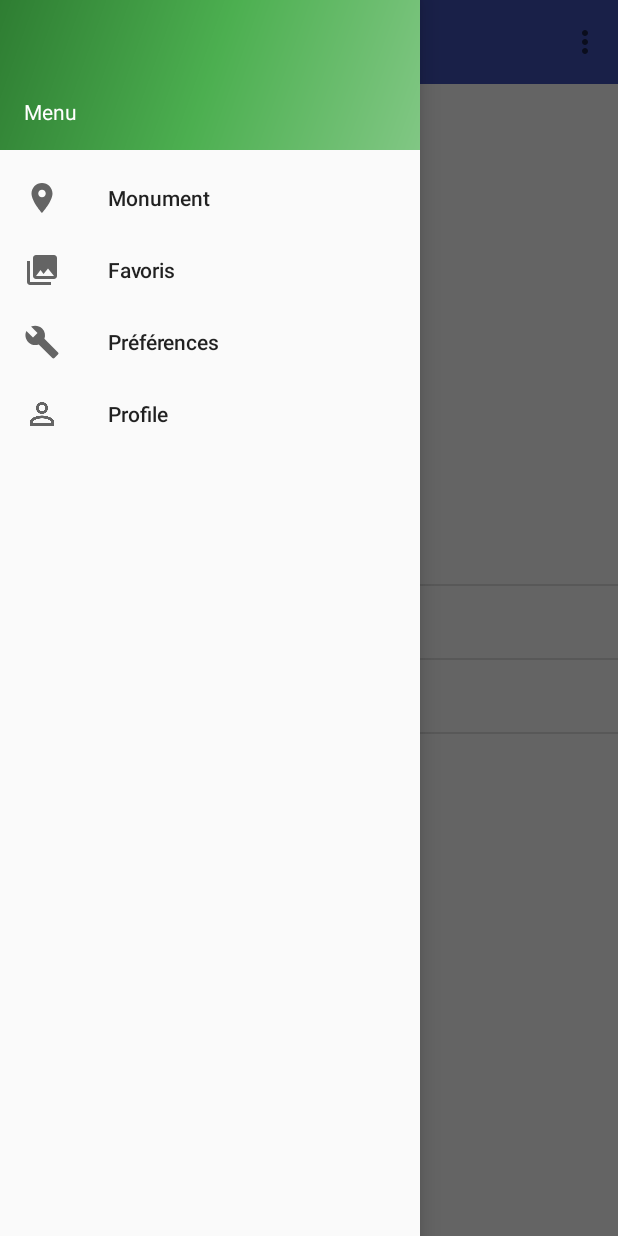
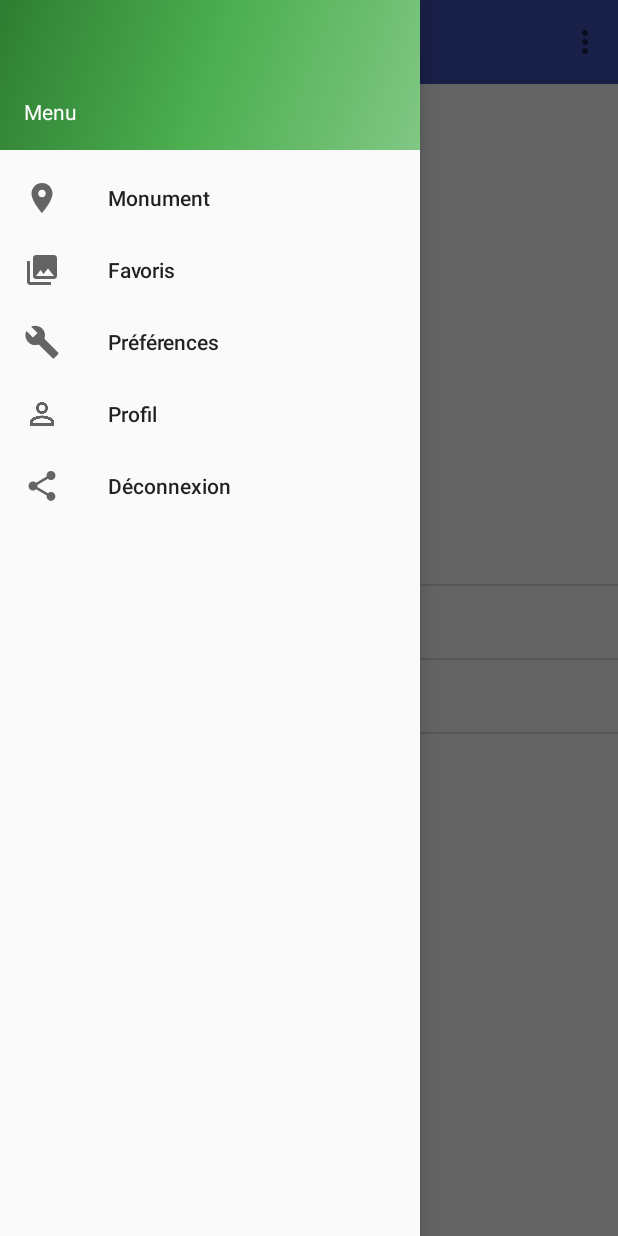
Before and after one commit to TravelCompanion/TravelCompanion, an Android app: the MapsActivity screen opened directly, with no data from a screen before it, with the side drawer open, on a phone screen of 412 x 824 dp. Run offline under Robolectric (Android 15) with nearby library versions, the light colour scheme and no system bars.

Commit message:
ajout dans le menu d'un element deconnexion

```diff
--- a/TravelCompanionApp/app/src/main/java/com/example/voyage/travelcompanionapp/MapsActivity.java
+++ b/TravelCompanionApp/app/src/main/java/com/example/voyage/travelcompanionapp/MapsActivity.java
@@ -89,35 +89,6 @@ public class MapsActivity extends AppCompatActivity implements OnMapReadyCallbac
 
 
 
-       /* if (ContextCompat.checkSelfPermission(this,
-                android.Manifest.permission.ACCESS_FINE_LOCATION) == PackageManager.PERMISSION_GRANTED
-                || ContextCompat.checkSelfPermission(this, android.Manifest.permission.ACCESS_COARSE_LOCATION)
-                == PackageManager.PERMISSION_GRANTED) {
-            locationManager.requestLocationUpdates(LocationManager.GPS_PROVIDER, 60000, 150, new LocationListener() {
-
-                @Override
-                public void onStatusChanged(String provider, int status, Bundle extras) {
-
-                }
-
-                @Override
-                public void onProviderEnabled(String provider) {
-
-                }
-
-                @Override
-                public void onProviderDisabled(String provider) {
-
-                }
-
-                @Override
-                public void onLocationChanged(Location location) {
-                    Log.d("GPS", "Latitude " + location.getLatitude() + " et longitude " + location.getLongitude());
-                }
-            });
-
-        }*/
-
 
         DrawerLayout drawer = (DrawerLayout) findViewById(R.id.drawer_layout_map);
         ActionBarDrawerToggle toggle = new ActionBarDrawerToggle(
@@ -129,6 +100,8 @@ public class MapsActivity extends AppCompatActivity implements OnMapReadyCallbac
         navigationView.setNavigationItemSelectedListener(this);
 
     }
+    //methode coordonne gps
+
     public void getCoord(){
         if (ContextCompat.checkSelfPermission(MapsActivity.this,
                 android.Manifest.permission.ACCESS_FINE_LOCATION) == PackageManager.PERMISSION_GRANTED
--- a/TravelCompanionApp/app/src/main/res/layout/activity_profil.xml
+++ b/TravelCompanionApp/app/src/main/res/layout/activity_profil.xml
@@ -13,7 +13,7 @@
         android:theme="@style/AppTheme.AppBarOverlay">
 
         <android.support.v7.widget.Toolbar
-            android:id="@+id/toolbar"
+            android:id="@+id/toolbar_profil"
             android:layout_width="match_parent"
             android:layout_height="?attr/actionBarSize"
             android:background="?attr/colorPrimary"
--- a/TravelCompanionApp/app/src/main/res/menu/activity_menu_drawer.xml
+++ b/TravelCompanionApp/app/src/main/res/menu/activity_menu_drawer.xml
@@ -17,14 +17,16 @@
             android:title="Préférences" />
 
 
-           <!-- <item
-                android:id="@+id/nav_share"
-                android:icon="@drawable/ic_menu_share"
-                android:title="Share" />-->
+
             <item
                 android:id="@+id/nav_profil"
                 android:icon="@drawable/ic_perm_identity_black_24dp"
-                android:title="Profile" />
+                android:title="Profil" />
+
+        <item
+                android:id="@+id/nav_share"
+                android:icon="@drawable/ic_menu_share"
+                android:title="Déconnexion" />
     </group>
 
 </menu>
--- a/TravelCompanionApp/app/src/main/res/values/strings.xml
+++ b/TravelCompanionApp/app/src/main/res/values/strings.xml
@@ -22,7 +22,7 @@
     <string name="action_settings">Settings</string>
     <string name="title_activity_menu">Menu</string>
     <string name="title_activity_maps">Map</string>
-    <string name="title_activity_profile">profile</string>
+    <string name="title_activity_profile">profil</string>
     <string name="title_activity_settings">Settings</string>
 
     <!-- Strings related to Settings -->
```
Also changed, not shown: TravelCompanionApp/app/src/main/java/com/example/voyage/travelcompanionapp/ProfilActivity.java (+11 -18 lines), TravelCompanionApp/app/src/main/res/layout/activity_menu_profil.xml (added, +20 -0 lines).
